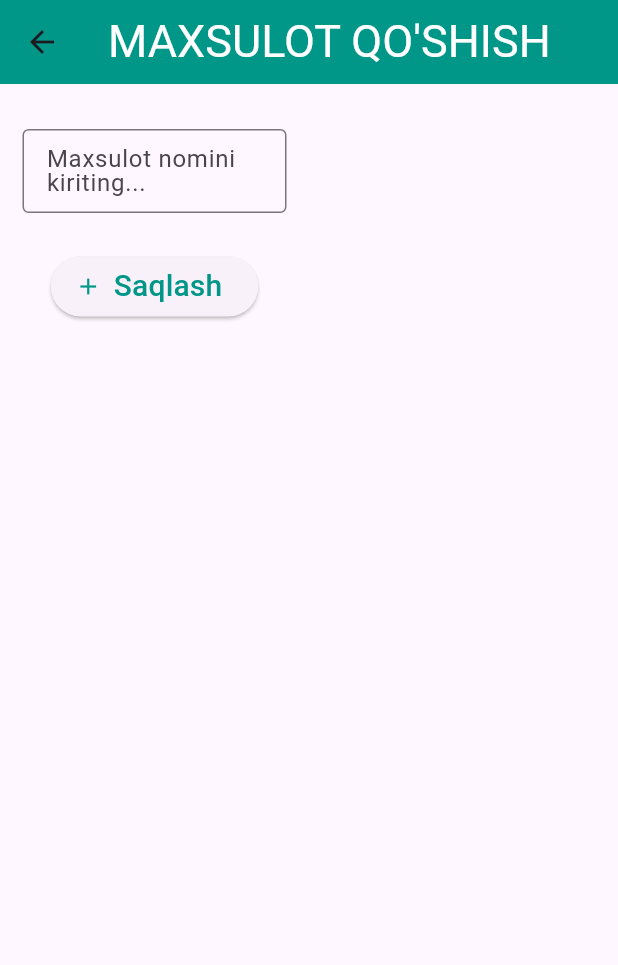
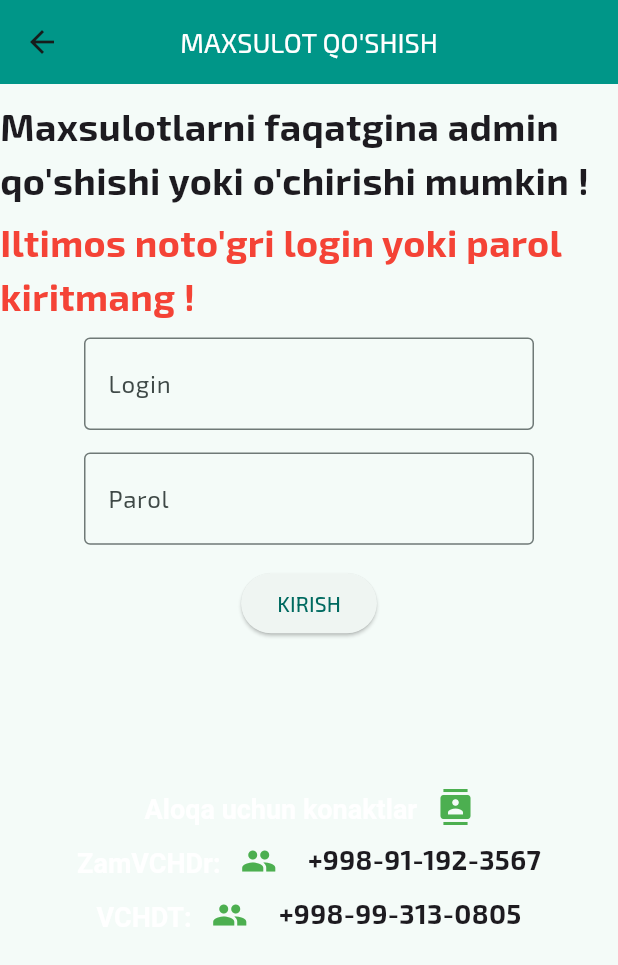
Before and after one commit to akesh0805/vchd_tablo, a Flutter app: the screen it shows after launch, after a tap on "Maxsulot qo'shish", on a phone screen of 412 x 824 dp. Shown: the top 965 px of the screen. Run offline on Flutter 3.47's test engine with Material 3 defaults, Android fonts, the phone set to English and light mode, and no system bars; our stand-ins replace cloud_firestore, firebase_core, google_fonts; accounts and stored records are empty.

Commit message:
login_page

```diff
--- a/lib/main.dart
+++ b/lib/main.dart
@@ -7,7 +7,9 @@ import 'package:vchd_tablo/screens/home_page.dart';
 import 'package:provider/provider.dart';
 import 'package:vchd_tablo/screens/home_screen.dart';
 import 'package:vchd_tablo/model/item.dart';
+import 'package:vchd_tablo/screens/login_page.dart';
 import 'package:vchd_tablo/screens/maxsulorqoshish_screen.dart';
+import 'package:google_fonts/google_fonts.dart';
 
 Future<void> main() async {
   WidgetsFlutterBinding.ensureInitialized();
@@ -39,8 +41,9 @@ class MyApp extends StatelessWidget {
           debugShowCheckedModeBanner: false,
           title: 'Flutter Demo',
           theme: ThemeData(
-            colorScheme: ColorScheme.fromSeed(seedColor: Colors.deepPurple),
+            colorScheme: ColorScheme.fromSeed(seedColor: Colors.teal),
             useMaterial3: true,
+            textTheme: GoogleFonts.exo2TextTheme(),
           ),
           home: const HomePage(),
           routes: {
@@ -49,6 +52,7 @@ class MyApp extends StatelessWidget {
             OrderPage.id: (context) => const OrderPage(sehName: '',),
             ZakazlarScreen.id: (context) => const ZakazlarScreen(),
             AddProduct.id: (context) => const AddProduct(),
+            LoginPage.id:(context) => const LoginPage(),
           },
         ));
   }
--- a/lib/model/item.dart
+++ b/lib/model/item.dart
@@ -15,11 +15,12 @@ class Seh with ChangeNotifier  {
 
 class Sehs with ChangeNotifier {
   final List<Seh> _list = [
-    Seh(id: 's1', title: "G'ildirak juftliklarini ta'mirlash sexi  (КРЦ)", tarif: ""),
-    Seh(id: 's2', title: "Telejkalarini ta'mirlash sexi  (ТЦ)", tarif: ""),
-    Seh(id: 's3', title: "Avtobirikmalarini ta'mirlash sexi  (КПА)", tarif: ""),
-    Seh(id: 's4', title: "Avtotormoz nazorat bo'limi  (АКП)", tarif: ""),
-    Seh(id: 's5', title: "Vagon yig'uv sexi  (ВСЦ)", tarif: ""),
+    Seh(id: 's1', title: "Vagon yig'uv sexi  (ВСЦ)", tarif: ""),
+    Seh(id: 's2', title: "G'ildirak juftliklarini ta'mirlash sexi  (КРЦ)", tarif: ""),
+    Seh(id: 's3', title: "Telejkalarini ta'mirlash sexi  (ТЦ)", tarif: ""),
+    Seh(id: 's4', title: "Avtobirikmalarini ta'mirlash sexi  (КПА)", tarif: ""),
+    Seh(id: 's5', title: "Avtotormoz nazorat bo'limi  (АКП)", tarif: ""),
+
   ];
 
   List<Seh> get list {
--- a/lib/screens/buyurtmascreen.dart
+++ b/lib/screens/buyurtmascreen.dart
@@ -22,7 +22,7 @@ class _OrderPageState extends State<OrderPage> {
   final Stream<QuerySnapshot> collectionReference = FirebaseCrud.readEmployee();
   final Stream<QuerySnapshot> collectionReference2 =
       FirebaseCrudBuyurtmalar.readEmployee();
-  String tmahsulot = "tanlanmagan";
+  String tmahsulot = "Tanlanmagan";
   @override
   void initState() {
     super.initState();
@@ -60,6 +60,12 @@ class _OrderPageState extends State<OrderPage> {
                   const SizedBox(
                     height: 10,
                   ),
+                  TextField(
+                    decoration: InputDecoration(
+                      border: OutlineInputBorder(),
+                      labelText: "Maxsulot nomini kiriting ...", suffix: Icon(Icons.search)),
+                  ),
+                  SizedBox(height: 10,),
                   TextFormField(
                     controller: mahsulotsoni,
                     autofocus: false,
@@ -111,7 +117,7 @@ class _OrderPageState extends State<OrderPage> {
                     height: 10,
                   ),
                   Text(
-                    "Tanlangan mahsulot -- $tmahsulot",
+                    "Tanlangan mahsulot:  $tmahsulot",
                     style: const TextStyle(fontSize: 25),
                   ),
                   const SizedBox(
@@ -142,32 +148,32 @@ class _OrderPageState extends State<OrderPage> {
                               child: Card(
                                 color: selectedIndex == index
                                     ? Colors.red
-                                    : null, // Set background color based on selectedIndex
+                                    :null, // Set background color based on selectedIndex
                                 child: ListTile(
                                   textColor: selectedIndex == index
                                       ? Colors.red
                                       : null,
                                   title: Text(e["mahsulot_nomi"]),
-                                  trailing: IconButton(
-                                    onPressed: () async {
-                                      var response =
-                                          await FirebaseCrud.deleteEmployee(
-                                              docId: snapshot
-                                                  .data!.docs[index].id);
-                                      if (response.code != 200) {
-                                        showDialog(
-                                          context: context,
-                                          builder: (context) {
-                                            return AlertDialog(
-                                              content: Text(
-                                                  response.message.toString()),
-                                            );
-                                          },
-                                        );
-                                      }
-                                    },
-                                    icon: const Icon(Icons.delete_rounded),
-                                  ),
+                                  // trailing: IconButton(
+                                  //   onPressed: () async {
+                                  //     var response =
+                                  //         await FirebaseCrud.deleteEmployee(
+                                  //             docId: snapshot
+                                  //                 .data!.docs[index].id);
+                                  //     if (response.code != 200) {
+                                  //       showDialog(
+                                  //         context: context,
+                                  //         builder: (context) {
+                                  //           return AlertDialog(
+                                  //             content: Text(
+                                  //                 response.message.toString()),
+                                  //           );
+                                  //         },
+                                  //       );
+                                  //     }
+                                  //   },
+                                  //   icon: const Icon(Icons.delete_rounded),
+                                  // ),
                                 ),
                               ),
                             );
--- a/lib/screens/home_page.dart
+++ b/lib/screens/home_page.dart
@@ -1,6 +1,7 @@
 import 'package:flutter/material.dart';
 import 'package:vchd_tablo/screens/buyurtmalarruyxati_screen.dart';
 import 'package:vchd_tablo/screens/home_screen.dart';
+import 'package:vchd_tablo/screens/login_page.dart';
 import 'package:vchd_tablo/screens/maxsulorqoshish_screen.dart';
 
 class HomePage extends StatefulWidget {
@@ -15,35 +16,72 @@ class _HomePageState extends State<HomePage> {
   @override
   Widget build(BuildContext context) {
     return Scaffold(
+        drawer: const Drawer(
+          child: Padding(
+            padding: EdgeInsets.all(10.0),
+            child: Column(
+              crossAxisAlignment: CrossAxisAlignment.center,
+              children: [
+                Text(
+                  "VCHD-4 QO'QON",
+                  style: TextStyle(
+                    color: Colors.teal,
+                    fontSize: 15,
+                    fontWeight: FontWeight.bold,
+                  ),
+                ),
+                SizedBox(
+                  height: 20,
+                ),
+                Text(
+                  "Extiyot qismlariga online buyurtma berish",
+                  style: TextStyle(fontWeight: FontWeight.bold),
+                )
+              ],
+            ),
+          ),
+        ),
         appBar: AppBar(
           centerTitle: true,
-        title: const Text("Online Buyurtma",style: TextStyle(color: Colors.white, fontSize: 25),),
+          title: const Text(
+            "Online Buyurtma",
+            style: TextStyle(color: Colors.white, fontSize: 25),
+          ),
           backgroundColor: Colors.teal,
         ),
-      body:  Column(
+        body: Column(
           mainAxisAlignment: MainAxisAlignment.center,
           children: [
             Row(
               mainAxisAlignment: MainAxisAlignment.spaceAround,
               children: [
-              ElevatedButton.icon(icon: const Icon(Icons.list_alt),
-                onPressed: (){
+                Expanded(
+                  child: ElevatedButton.icon(
+                      icon: const Icon(Icons.list_alt),
+                      onPressed: () {
                         Navigator.pushNamed(context, HomeScreen.id);
-                },  label:const Text("Buyurtma berish")),
-
-              ElevatedButton.icon(icon: const Icon(Icons.list),
-                onPressed: (){
+                      },
+                      label: const Text("Buyurtma berish")),
+                ),
+                Expanded(
+                  child: ElevatedButton.icon(
+                      icon: const Icon(Icons.list),
+                      onPressed: () {
                         Navigator.pushNamed(context, ZakazlarScreen.id);
-                },  label:const Text("Buyurtmalar ro'yxati")),
-
-              ElevatedButton.icon(icon: const Icon(Icons.add),
-                onPressed: (){
-                  Navigator.pushNamed(context, AddProduct.id);
-                },  label:const Text("Maxsulot qo'shish")),
+                      },
+                      label: const Text("Buyurtmalar ro'yxati")),
+                ),
+                Expanded(
+                  child: ElevatedButton.icon(
+                      icon: const Icon(Icons.add),
+                      onPressed: () {
+                        Navigator.pushNamed(context, LoginPage.id);
+                      },
+                      label: const Text("Maxsulot qo'shish")),
+                ),
               ],
             ),
           ],
-      )
-    );
+        ));
   }
 }
--- /dev/null
+++ b/lib/screens/login_page.dart
@@ -0,0 +1,159 @@
+import 'package:flutter/material.dart';
+import 'package:vchd_tablo/screens/maxsulorqoshish_screen.dart';
+
+class LoginPage extends StatefulWidget {
+  const LoginPage({super.key});
+
+  static final id = "loginPage";
+
+  @override
+  State<LoginPage> createState() => _LoginPageState();
+}
+
+class _LoginPageState extends State<LoginPage> {
+  final TextEditingController _loginController = TextEditingController();
+  final TextEditingController _parolController = TextEditingController();
+  String _errorxabar = '';
+
+  void _login() {
+    String login = _loginController.text;
+    String parol = _parolController.text;
+
+    if (login == 'admin689' && parol == 'vchd4689') {
+      setState(() {
+        Navigator.of(context).pushNamed(AddProduct.id);
+      });
+    } else {
+      setState(() {
+        _errorxabar = 'Login yoki parol xato !';
+      });
+    }
+  }
+
+  @override
+  Widget build(BuildContext context) {
+    return Scaffold(
+      appBar: AppBar(
+        backgroundColor: Colors.teal,
+        centerTitle: true,
+        title: Text(
+          "MAXSULOT QO'SHISH",
+          style: TextStyle(
+            color: Colors.white,
+            fontSize: 18,
+          ),
+        ),
+      ),
+      body: Center(
+        child: Column(
+          // mainAxisAlignment: MainAxisAlignment.center,
+          // crossAxisAlignment: CrossAxisAlignment.center,
+          children: [
+            SizedBox(
+              height: 10,
+            ),
+            Text(
+              "Maxsulotlarni faqatgina admin qo'shishi yoki o'chirishi mumkin !",
+              style: TextStyle(fontWeight: FontWeight.bold, fontSize: 25),
+            ),
+            SizedBox(
+              height: 5,
+            ),
+            Text(
+              "Iltimos noto'gri login yoki parol kiritmang !",
+              style: TextStyle(
+                  fontWeight: FontWeight.bold, fontSize: 25, color: Colors.red),
+            ),
+            SizedBox(
+              height: 10,
+            ),
+            SizedBox(
+              width: 300,
+              child: TextField(
+                controller: _loginController,
+                decoration: InputDecoration(
+                    labelText: "Login",
+                    suffix: Icon(Icons.login),
+                    border: OutlineInputBorder()),
+              ),
+            ),
+            SizedBox(
+              height: 15,
+            ),
+            SizedBox(
+              width: 300,
+              child: TextField(
+                controller: _parolController,
+                decoration: InputDecoration(
+                    labelText: "Parol",
+                    suffix: Icon(Icons.password),
+                    border: OutlineInputBorder()),
+              ),
+            ),
+            SizedBox(
+              height: 15,
+            ),
+            ElevatedButton(
+              onPressed: (_login) ,
+              child: Text("KIRISH"),
+            ),
+            SizedBox(
+              height: 100,
+            ),
+            RichText(
+              text: TextSpan(
+                  children: [
+                    WidgetSpan(
+                        child: Icon(
+                      Icons.contacts,
+                      color: Colors.green,
+                    ))
+                  ],
+                  text: "Aloqa uchun konaktlar   ",
+                  style: TextStyle(fontSize: 18, fontWeight: FontWeight.bold)),
+            ),
+            SizedBox(
+              height: 10,
+            ),
+            RichText(
+              text: TextSpan(
+                  children: [
+                    WidgetSpan(
+                      child: Icon(
+                        Icons.people,
+                        color: Colors.green,
+                      ),
+                    ),
+                    WidgetSpan(
+                        child: Text("     +998-91-192-3567",
+                            style: TextStyle(
+                                fontSize: 18, fontWeight: FontWeight.bold)))
+                  ],
+                  text: "ZamVCHDr:   ",
+                  style: TextStyle(fontSize: 18, fontWeight: FontWeight.bold)),
+            ),
+            SizedBox(
+              height: 10,
+            ),
+            RichText(
+              text: TextSpan(
+                  children: [
+                    WidgetSpan(
+                        child: Icon(
+                      Icons.people,
+                      color: Colors.green,
+                    )),
+                    WidgetSpan(
+                        child: Text("     +998-99-313-0805",
+                            style: TextStyle(
+                                fontSize: 18, fontWeight: FontWeight.bold)))
+                  ],
+                  text: "VCHDT:   ",
+                  style: TextStyle(fontSize: 18, fontWeight: FontWeight.bold)),
+            ),
+          ],
+        ),
+      ),
+    );
+  }
+}
--- a/pubspec.yaml
+++ b/pubspec.yaml
@@ -35,6 +35,8 @@ dependencies:
     sdk: flutter
   intl: ^0.19.0
   provider: ^6.1.2
+  google_fonts: ^6.2.1
+
 
 dev_dependencies:
   flutter_lints: ^2.0.0
```
Also changed, not shown: assets/images/vchd_logo.jpg (added), flutter_01.png (added), pubspec.lock, 1 other file. Lines whose indentation alone changed are shown as unchanged.
